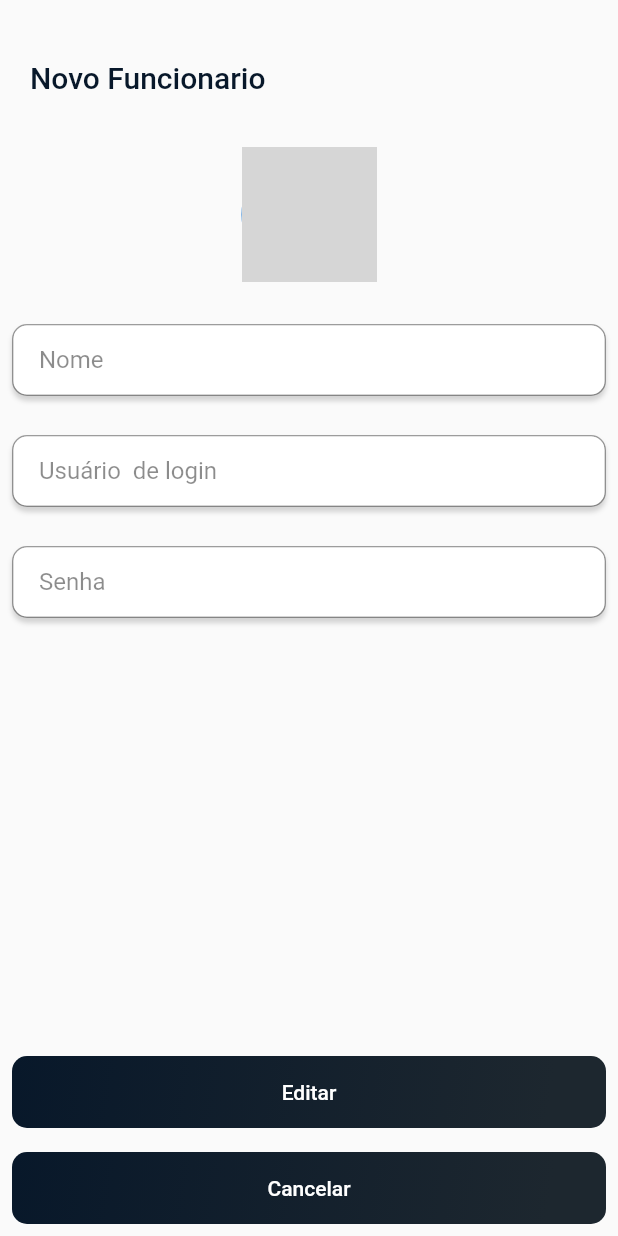
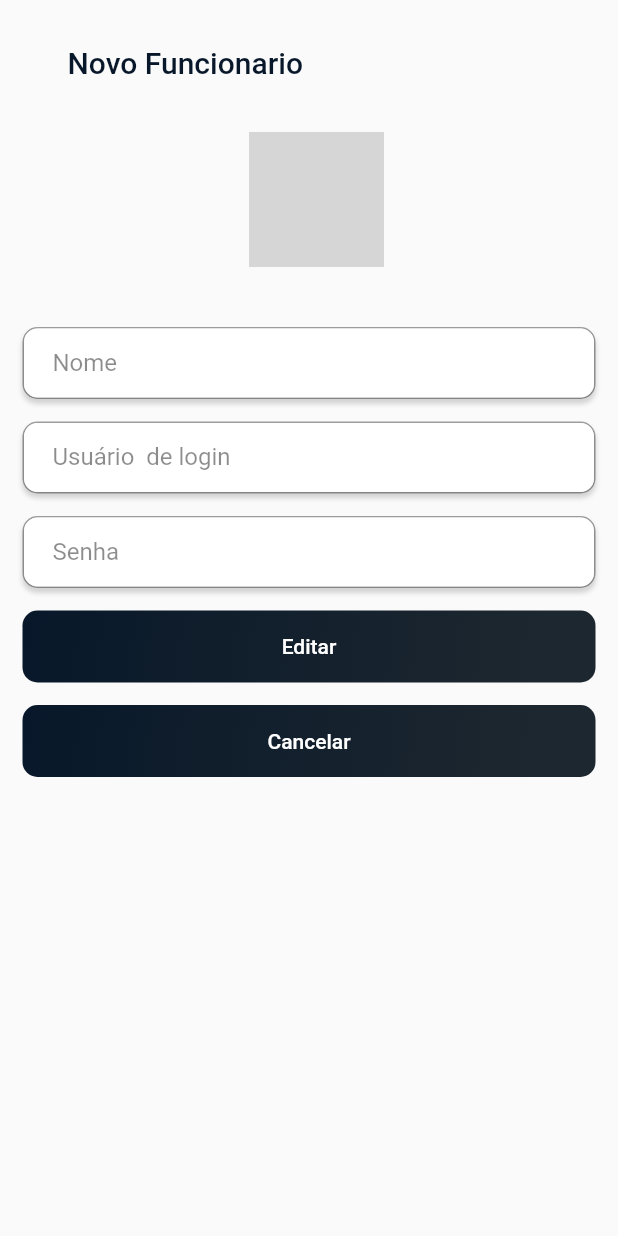
Before and after one commit to larssabritto/MyBookStore, a Flutter app: the CadastrarFuncionarioWidget screen opened by its route, on a phone screen of 412 x 824 dp. Run offline on Flutter 3.47's test engine with Material 2 defaults, Android fonts, the light colour scheme and no system bars; drawn by our look-alikes of reactive_forms; our stand-ins replace flutter_modular; network calls fail; key blocks and very long unbroken strings in the code were emptied for the run; grey boxes are pictures that could not be loaded.

Commit message:
- validacoes campos(Nome e Senha) - alteracoes layout campos de Input login - adicao do resizeToAvoidBottomInset

```diff
--- a/lib/app/components/input_text_widget.dart
+++ b/lib/app/components/input_text_widget.dart
@@ -89,7 +89,7 @@ class _InputTextWidgetState<T> extends State<InputTextWidget<T>> {
             inputFormatters: widget.mask,
             obscureText: isObscure,
             decoration: InputDecoration(
-                contentPadding: widget.contentPadding??const EdgeInsets.only(left: 18),
+                contentPadding: widget.contentPadding??const EdgeInsets.only(left: 20),
                 filled: true,
                 fillColor: Colors.white,
                 hintText: widget.hintText,
@@ -138,7 +138,7 @@ class _InputTextWidgetState<T> extends State<InputTextWidget<T>> {
       icon: Icon(Icons.clear, shadows: [
         Shadow(
             color: Colors.black.withAlpha(50),
-            blurRadius: 10,
+            blurRadius: 15,
             offset: const Offset(0, 3))
       ]),
       onPressed: onPressed,
--- a/lib/app/modulos/auth/sign-in/sign_in_view_widget.dart
+++ b/lib/app/modulos/auth/sign-in/sign_in_view_widget.dart
@@ -8,6 +8,7 @@ class SignInViewWidget extends StatelessWidget {
   @override
   Widget build(BuildContext context) {
     return Scaffold(
+      resizeToAvoidBottomInset: false,
         body:SignInBodyWidget(
 
             ),);
--- a/lib/app/modulos/main/views/funcionario/cadastro_funcionario_widget.dart
+++ b/lib/app/modulos/main/views/funcionario/cadastro_funcionario_widget.dart
@@ -1,6 +1,7 @@
 import 'package:flutter/material.dart';
 import 'package:mybookstore/app/components/button_widget.dart';
 import 'package:mybookstore/app/components/input_text_widget.dart';
+import 'package:mybookstore/app/modulos/main/views/funcionario/components/avatar_profile_widget.dart';
 import 'package:reactive_forms/reactive_forms.dart';
 
 class CadastrarFuncionarioWidget extends StatelessWidget {
@@ -33,97 +34,38 @@ class CadastrarFuncionarioWidget extends StatelessWidget {
 
     return Scaffold(
       resizeToAvoidBottomInset: false,
-      body: SafeArea(
-        child: Stack(
-          children: [
-            Padding(
-              padding: const EdgeInsets.fromLTRB(0, 30, 0, 10),
-              child: SizedBox(
-                height: height,
+      body: ReactiveForm(
+        formGroup: form,
+        child: Padding(
+          padding: const EdgeInsets.symmetric(horizontal: 15,vertical: 10),
           child: SingleChildScrollView(
-                  physics: const ClampingScrollPhysics(),
-                  child: Container(
             child: Column(
               mainAxisAlignment: MainAxisAlignment.spaceBetween,
               children: [
-                        ReactiveForm(
-                          formGroup: form,
-                          child: Column(
-                            crossAxisAlignment: CrossAxisAlignment.start,
+                AvatarProfileWidget(),
+                SizedBox(height: 30),
+                Column(
                   children: [
-                              const Padding(
-                                padding: EdgeInsets.fromLTRB(20, 10, 10, 10),
-                                child: Text(
-                                  "Novo Funcionario",
-                                  style: TextStyle(
-                                    fontSize: 20,
-                                    fontWeight: FontWeight.w500,
-                                    color: Color(0xff08182A),
-                                  ),
-                                ),
-                              ),
-                              const SizedBox(
-                                height: 25,
-                              ),
-                              Row(
-                                mainAxisAlignment: MainAxisAlignment.center,
-                                children: const [
-                                  CircleAvatar(
-                                    radius: 45,
-                                    backgroundImage: NetworkImage(
-                                      "https://photografos.com.br/wp-content/uploads/2020/09/fotografia-para-perfil.jpg",
-                                    ),
-                                  )
+                    InputTextWidget(
+                        label: "Nome", formControlName: "nome"),
+                    SizedBox(height: 15),
+                    InputTextWidget(
+                        label: "Usuário  de login",
+                        formControlName: "usuario"),
+                    SizedBox(height: 15),
+                    InputTextWidget(
+                        label: "Senha", formControlName: "senha"),
+                    SizedBox(height: 15),
                   ],
                 ),
-                              const SizedBox(height: 20),
-                              const Padding(
-                                padding: EdgeInsets.all(8.0),
-                                child: InputTextWidget(
-                                    label: "Nome", formControlName: "nome"),
-                              ),
-                              const SizedBox(height: 10),
-                              const Padding(
-                                padding: EdgeInsets.all(8.0),
-                                child: InputTextWidget(
-                                    label: "Usuário  de login",
-                                    formControlName: "usuario"),
-                              ),
-                              const SizedBox(height: 10),
-                              const Padding(
-                                padding: EdgeInsets.all(8.0),
-                                child: InputTextWidget(
-                                    label: "Senha", formControlName: "senha"),
-                              ),
-                              const SizedBox(height: 30),
-                            ],
-                          ),
-                        ),
+                ButtonWidget(text: "Editar", route: ""),
+                SizedBox(height: 15),
+                ButtonWidget(text: "Cancelar", route: ""),
               ],
             ),
           ),
         ),
-              ),
-            ),
-            Align(
-              alignment: Alignment.bottomCenter,
-              child: Column(
-                mainAxisSize: MainAxisSize.min,
-                children: const [
-                  Padding(
-                    padding: EdgeInsets.all(8.0),
-                    child: ButtonWidget(text: "Editar", route: ""),
-                  ),
-                  Padding(
-                    padding: EdgeInsets.all(8.0),
-                    child: ButtonWidget(text: "Cancelar", route: ""),
-                  ),
-                ],
-              ),
       )
-          ],
-        ),
-      ),
     );
   }
 }
--- /dev/null
+++ b/lib/app/modulos/main/views/funcionario/components/avatar_profile_widget.dart
@@ -0,0 +1,44 @@
+import 'package:flutter/material.dart';
+
+class AvatarProfileWidget extends StatelessWidget {
+  const AvatarProfileWidget({Key? key}) : super(key: key);
+
+  @override
+  Widget build(BuildContext context) {
+    return SafeArea(
+      child: Padding(
+        padding: EdgeInsets.fromLTRB(20, 10, 10, 10),
+        child: Column(
+          crossAxisAlignment: CrossAxisAlignment.start,
+          children: [
+            const Padding(
+              padding: EdgeInsets.fromLTRB(10, 10, 10, 10),
+              child: Text(
+                "Novo Funcionario",
+                style: TextStyle(
+                  fontSize: 20,
+                  fontWeight: FontWeight.w500,
+                  color: Color(0xff08182A),
+                ),
+              ),
+            ),
+            const SizedBox(
+              height: 25,
+            ),
+            Row(
+              mainAxisAlignment: MainAxisAlignment.center,
+              children: const [
+                CircleAvatar(
+                  radius: 45,
+                  backgroundImage: NetworkImage(
+                    "https://photografos.com.br/wp-content/uploads/2020/09/fotografia-para-perfil.jpg",
+                  ),
+                )
+              ],
+            ),
+          ],
+        ),
+      ),
+    );
+  }
+}
--- a/lib/app/modulos/main/views/perfil/perfil_body_widget.dart
+++ b/lib/app/modulos/main/views/perfil/perfil_body_widget.dart
@@ -36,6 +36,7 @@ class PerfilBodyWidget extends StatelessWidget {
       formGroup: form,
       child: Padding(
         padding: const EdgeInsets.symmetric(horizontal: 15, vertical: 10),
+        child: SingleChildScrollView(
           child: Column(
             mainAxisAlignment: MainAxisAlignment.spaceBetween,
             children: [
@@ -59,8 +60,10 @@ class PerfilBodyWidget extends StatelessWidget {
                   InputTextWidget(label: "Nome do usuário", formControlName: "nm_usuario"),
                 ],
               ),
+              SizedBox(height: 30),
               ButtonWidget(text: "Salvar", route: '',),
             ],
+          ),
         ),
       ),
     );
```
Also changed, not shown: lib/app/modulos/auth/sign-in/sign_in_body_widget.dart (+54 -15 lines). Lines whose indentation alone changed are shown as unchanged.
